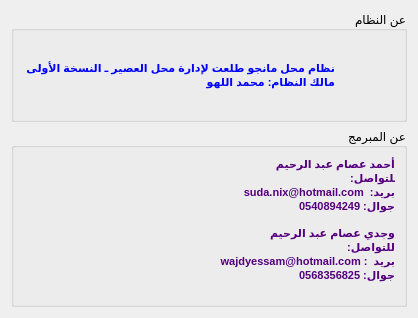
Before: the Qt Designer form Mango/ui/aboutdialog.ui in WajdyEssam/mangotalaat, drawn with Qt 5.
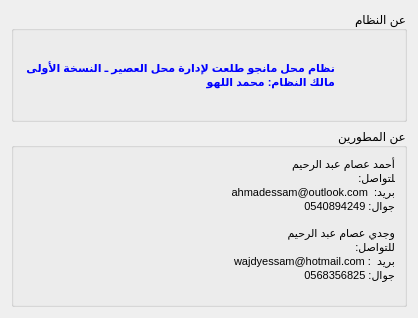
After: the same form once the commit is applied. Icons and pictures are not drawn.

```diff
--- a/Mango/ui/aboutdialog.ui
+++ b/Mango/ui/aboutdialog.ui
@@ -58,7 +58,7 @@
    <item row="1" column="0">
     <widget class="QGroupBox" name="groupBox_2">
      <property name="title">
-      <string>عن المبرمج</string>
+      <string>عن المطورين</string>
      </property>
      <property name="flat">
       <bool>true</bool>
@@ -70,15 +70,15 @@
          <string>&lt;!DOCTYPE HTML PUBLIC &quot;-//W3C//DTD HTML 4.0//EN&quot; &quot;http://www.w3.org/TR/REC-html40/strict.dtd&quot;&gt;
 &lt;html&gt;&lt;head&gt;&lt;meta name=&quot;qrichtext&quot; content=&quot;1&quot; /&gt;&lt;style type=&quot;text/css&quot;&gt;
 p, li { white-space: pre-wrap; }
-&lt;/style&gt;&lt;/head&gt;&lt;body style=&quot; font-family:'MS Shell Dlg 2'; font-size:8.25pt; font-weight:400; font-style:normal;&quot;&gt;
-&lt;p dir='rtl' style=&quot; margin-top:0px; margin-bottom:0px; margin-left:0px; margin-right:0px; -qt-block-indent:0; text-indent:0px;&quot;&gt;&lt;span style=&quot; font-size:8pt; font-weight:600; color:#55007f;&quot;&gt;أحمد عصام عبد الرحيم &lt;/span&gt;&lt;/p&gt;
-&lt;p dir='rtl' style=&quot; margin-top:0px; margin-bottom:0px; margin-left:0px; margin-right:0px; -qt-block-indent:0; text-indent:0px;&quot;&gt;&lt;span style=&quot; font-size:8pt; font-weight:600; color:#55007f;&quot;&gt;للتواصل: &lt;br /&gt;بريد:  &lt;/span&gt;&lt;span style=&quot; font-size:8pt; font-weight:600; color:#55007f;&quot;&gt;suda.nix@hotmail.com&lt;/span&gt;&lt;/p&gt;
-&lt;p dir='rtl' style=&quot; margin-top:0px; margin-bottom:0px; margin-left:0px; margin-right:0px; -qt-block-indent:0; text-indent:0px;&quot;&gt;&lt;span style=&quot; font-size:8pt; font-weight:600; color:#55007f;&quot;&gt;جوال: 0540894249&lt;/span&gt;&lt;/p&gt;
-&lt;p dir='rtl' style=&quot;-qt-paragraph-type:empty; margin-top:0px; margin-bottom:0px; margin-left:0px; margin-right:0px; -qt-block-indent:0; text-indent:0px; font-size:8pt;&quot;&gt;&lt;/p&gt;
-&lt;p dir='rtl' style=&quot; margin-top:0px; margin-bottom:0px; margin-left:0px; margin-right:0px; -qt-block-indent:0; text-indent:0px;&quot;&gt;&lt;span style=&quot; font-size:8pt; font-weight:600; color:#55007f;&quot;&gt;وجدي عصام عبد الرحيم &lt;/span&gt;&lt;/p&gt;
-&lt;p dir='rtl' style=&quot; margin-top:0px; margin-bottom:0px; margin-left:0px; margin-right:0px; -qt-block-indent:0; text-indent:0px;&quot;&gt;&lt;span style=&quot; font-size:8pt; font-weight:600; color:#55007f;&quot;&gt;للتواصل:&lt;br /&gt;بريد  : &lt;/span&gt;&lt;span style=&quot; font-size:8pt; font-weight:600; color:#55007f;&quot;&gt;wajdyessam@hotmail.com&lt;/span&gt;&lt;/p&gt;
-&lt;p dir='rtl' style=&quot; margin-top:0px; margin-bottom:0px; margin-left:0px; margin-right:0px; -qt-block-indent:0; text-indent:0px;&quot;&gt;&lt;span style=&quot; font-size:8pt; font-weight:600; color:#55007f;&quot;&gt;جوال: 0568356825&lt;/span&gt;&lt;/p&gt;
-&lt;p dir='rtl' style=&quot;-qt-paragraph-type:empty; margin-top:0px; margin-bottom:0px; margin-left:0px; margin-right:0px; -qt-block-indent:0; text-indent:0px; font-size:8pt;&quot;&gt;&lt;/p&gt;&lt;/body&gt;&lt;/html&gt;</string>
+&lt;/style&gt;&lt;/head&gt;&lt;body style=&quot; font-family:'Ubuntu'; font-size:9pt; font-weight:400; font-style:normal;&quot;&gt;
+&lt;p dir='rtl' style=&quot; margin-top:0px; margin-bottom:0px; margin-left:0px; margin-right:0px; -qt-block-indent:0; text-indent:0px;&quot;&gt;&lt;span style=&quot; font-family:'MS Shell Dlg 2'; font-size:8pt; color:#000000;&quot;&gt;أحمد عصام عبد الرحيم &lt;/span&gt;&lt;/p&gt;
+&lt;p dir='rtl' style=&quot; margin-top:0px; margin-bottom:0px; margin-left:0px; margin-right:0px; -qt-block-indent:0; text-indent:0px;&quot;&gt;&lt;span style=&quot; font-family:'MS Shell Dlg 2'; font-size:8pt; color:#000000;&quot;&gt;للتواصل: &lt;br /&gt;بريد:  ahmadessam@outlook.com&lt;/span&gt;&lt;/p&gt;
+&lt;p dir='rtl' style=&quot; margin-top:0px; margin-bottom:0px; margin-left:0px; margin-right:0px; -qt-block-indent:0; text-indent:0px;&quot;&gt;&lt;span style=&quot; font-family:'MS Shell Dlg 2'; font-size:8pt; color:#000000;&quot;&gt;جوال: 0540894249&lt;/span&gt;&lt;/p&gt;
+&lt;p dir='rtl' style=&quot;-qt-paragraph-type:empty; margin-top:0px; margin-bottom:0px; margin-left:0px; margin-right:0px; -qt-block-indent:0; text-indent:0px; font-family:'MS Shell Dlg 2'; font-size:8pt; color:#000000;&quot;&gt;&lt;br /&gt;&lt;/p&gt;
+&lt;p dir='rtl' style=&quot; margin-top:0px; margin-bottom:0px; margin-left:0px; margin-right:0px; -qt-block-indent:0; text-indent:0px;&quot;&gt;&lt;span style=&quot; font-family:'MS Shell Dlg 2'; font-size:8pt; color:#000000;&quot;&gt;وجدي عصام عبد الرحيم &lt;/span&gt;&lt;/p&gt;
+&lt;p dir='rtl' style=&quot; margin-top:0px; margin-bottom:0px; margin-left:0px; margin-right:0px; -qt-block-indent:0; text-indent:0px;&quot;&gt;&lt;span style=&quot; font-family:'MS Shell Dlg 2'; font-size:8pt; color:#000000;&quot;&gt;للتواصل:&lt;br /&gt;بريد  : wajdyessam@hotmail.com&lt;/span&gt;&lt;/p&gt;
+&lt;p dir='rtl' style=&quot; margin-top:0px; margin-bottom:0px; margin-left:0px; margin-right:0px; -qt-block-indent:0; text-indent:0px;&quot;&gt;&lt;span style=&quot; font-family:'MS Shell Dlg 2'; font-size:8pt; color:#000000;&quot;&gt;جوال: 0568356825&lt;/span&gt;&lt;/p&gt;
+&lt;p dir='rtl' style=&quot;-qt-paragraph-type:empty; margin-top:0px; margin-bottom:0px; margin-left:0px; margin-right:0px; -qt-block-indent:0; text-indent:0px; font-family:'MS Shell Dlg 2'; font-size:8pt; color:#000000;&quot;&gt;&lt;br /&gt;&lt;/p&gt;&lt;/body&gt;&lt;/html&gt;</string>
         </property>
        </widget>
       </item>
```
